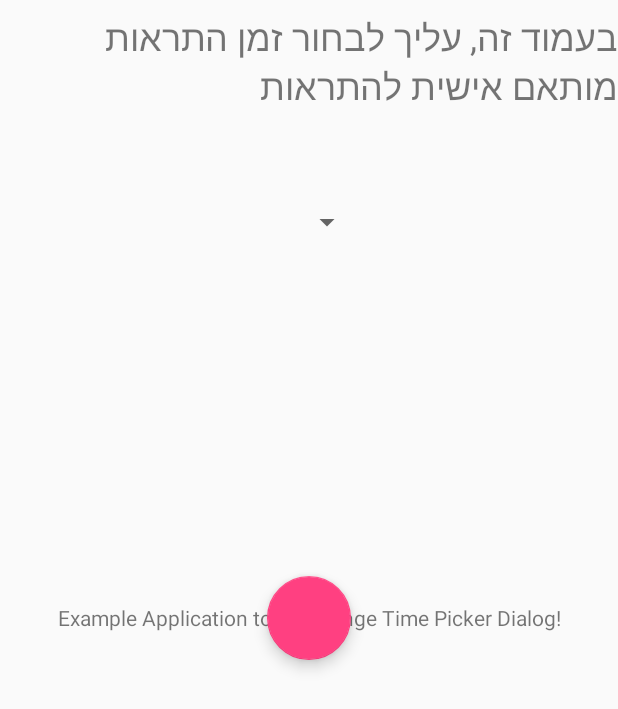
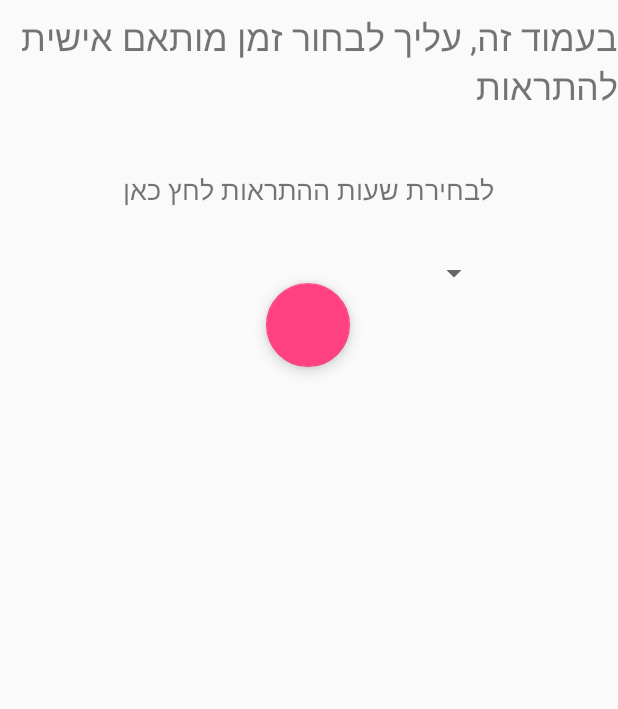
Before and after one commit to rotem740/Shift, an Android app: the layout activity_personal_time.xml on its own in the app's theme, with its tools: preview values and no code run, on a phone screen of 412 x 824 dp. Shown: the top 709 px of the screen. Run offline under Robolectric (Android 15) with nearby library versions, the phone set to English and light mode, and no system bars.

Commit message:
Improvement
Unknown error in AddPersonalTime,
debug wasn't helpful. Tried to return to the former version (that then worked), but it still doesn't work.

```diff
--- a/app/src/main/res/layout/activity_personal_time.xml
+++ b/app/src/main/res/layout/activity_personal_time.xml
@@ -5,33 +5,27 @@
     android:layout_width="match_parent"
     android:layout_height="match_parent"
     tools:context="com.kalay.shift.shift.AddPersonalTime">
-    app:layout_behavior="@string/appbar_scrolling_view_behavior"
-    //tools:showIn="@layout/activity_main">
 
-    <TextView
-        android:layout_width="match_parent"
-        android:layout_height="match_parent"
-        android:gravity="center"
-        android:text="Example Application to test Range Time Picker Dialog!"
-        app:layout_constraintBottom_toBottomOf="parent"
-        app:layout_constraintHorizontal_bias="0.0"
-        app:layout_constraintLeft_toLeftOf="parent"
-        app:layout_constraintRight_toRightOf="parent"
-        app:layout_constraintTop_toTopOf="parent"
-        app:layout_constraintVertical_bias="1.0" />
-
+    <LinearLayout
+        android:id="@+id/linearLayoutId"
+        android:layout_width="203dp"
+        android:layout_height="322dp"
+        android:orientation="vertical"
+        tools:layout_editor_absoluteX="104dp"
+        tools:layout_editor_absoluteY="366dp"></LinearLayout>
 
     <TextView
         android:id="@+id/textView2"
         android:layout_width="wrap_content"
         android:layout_height="wrap_content"
         android:layout_marginTop="8dp"
-        android:text="בעמוד זה, עליך לבחור זמן התראות מותאם אישית להתראות"
+        android:text="בעמוד זה, עליך לבחור זמן מותאם אישית להתראות"
         android:textSize="24sp"
         app:layout_constraintTop_toTopOf="parent"
         tools:layout_editor_absoluteX="0dp" />
 
     <android.support.design.widget.AppBarLayout
+        android:id="@+id/appBarLayout"
         android:layout_width="match_parent"
         android:layout_height="wrap_content">
 
@@ -50,18 +44,41 @@
         android:tint="@android:color/white"
         app:layout_constraintBottom_toBottomOf="parent"
         app:layout_constraintEnd_toEndOf="parent"
+        app:layout_constraintHorizontal_bias="0.498"
         app:layout_constraintStart_toStartOf="parent"
-        app:layout_constraintTop_toTopOf="parent" />
+        app:layout_constraintTop_toTopOf="@+id/textView4"
+        app:layout_constraintVertical_bias="0.105" />
 
     <Spinner
         android:id="@+id/spinner"
         android:layout_width="242dp"
         android:layout_height="51dp"
         android:layout_marginBottom="320dp"
+        android:layout_marginEnd="8dp"
+        android:layout_marginStart="8dp"
         android:layout_marginTop="8dp"
         app:layout_constraintBottom_toBottomOf="parent"
-        app:layout_constraintTop_toTopOf="@+id/textView2"
-        app:layout_constraintVertical_bias="0.244"
-        tools:layout_editor_absoluteX="75dp" />
+        app:layout_constraintEnd_toEndOf="parent"
+        app:layout_constraintHorizontal_bias="0.496"
+        app:layout_constraintStart_toStartOf="parent"
+        app:layout_constraintTop_toBottomOf="@+id/appBarLayout"
+        app:layout_constraintVertical_bias="0.335" />
+
+    <TextView
+        android:id="@+id/textView4"
+        android:layout_width="wrap_content"
+        android:layout_height="42dp"
+        android:layout_marginBottom="8dp"
+        android:layout_marginEnd="8dp"
+        android:layout_marginStart="8dp"
+        android:layout_marginTop="8dp"
+        android:text="לבחירת שעות ההתראות לחץ כאן"
+        android:textSize="18sp"
+        app:layout_constraintBottom_toTopOf="@+id/linearLayoutId"
+        app:layout_constraintEnd_toEndOf="parent"
+        app:layout_constraintHorizontal_bias="0.496"
+        app:layout_constraintStart_toStartOf="parent"
+        app:layout_constraintTop_toTopOf="@+id/spinner"
+        app:layout_constraintVertical_bias="0.238" />
 
 </android.support.constraint.ConstraintLayout>
--- a/app/src/main/res/layout/activity_set_alert.xml
+++ b/app/src/main/res/layout/activity_set_alert.xml
@@ -28,6 +28,7 @@
         android:id="@+id/button2"
         android:layout_width="wrap_content"
         android:layout_height="wrap_content"
+        android:onClick="addD"
         android:text="אישור"
         android:textSize="24sp"
         tools:layout_editor_absoluteX="42dp"
@@ -37,6 +38,7 @@
         android:id="@+id/button3"
         android:layout_width="wrap_content"
         android:layout_height="wrap_content"
+        android:onClick="moveToTime"
         android:text="לקביעת זמן מותאם אישית להתראה"
         android:textSize="24sp"
         tools:layout_editor_absoluteX="16dp"
```
Also changed, not shown: app/src/main/java/com/kalay/shift/shift/AddPersonalTime.java (+16 -9 lines), app/src/main/java/com/kalay/shift/shift/SetAlert.java (+30 -0 lines), app/src/main/res/layout/activity_prefrences_changes.xml (+10 -4 lines).
